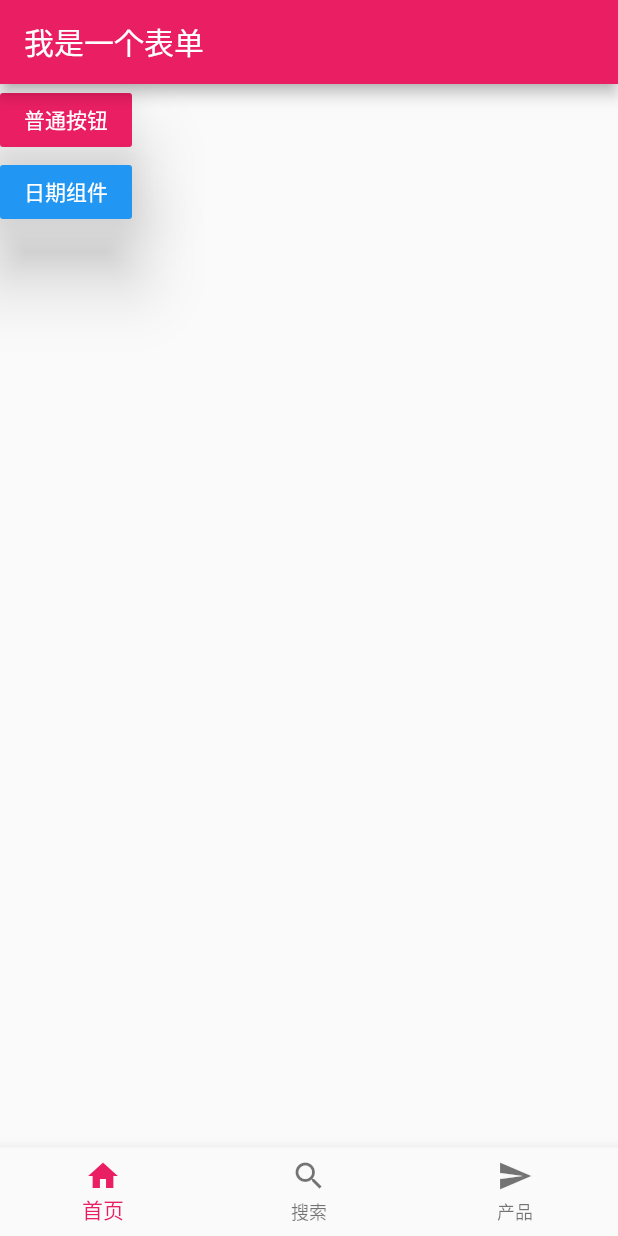
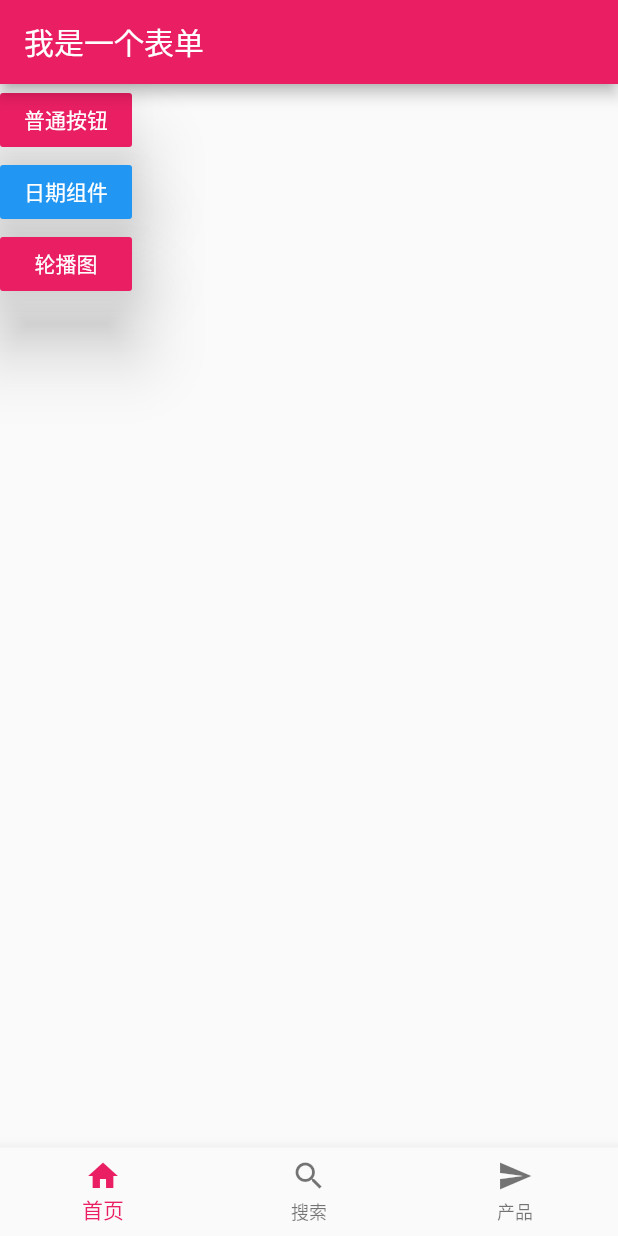
Before and after one commit to dezhizhang/flutter, a Flutter app: the screen it shows after launch, on a phone screen of 412 x 824 dp. Run offline on Flutter 3.47's test engine with Material 2 defaults, Android fonts, the phone set to English and light mode, and no system bars; our stand-ins replace date_format, flutter_swiper.

```diff
--- a/flutter_app/lib/main.dart
+++ b/flutter_app/lib/main.dart
@@ -4,6 +4,7 @@ import 'package:flutter_localizations/flutter_localizations.dart';
 import './pages/Search.dart';
 import './pages/Form.dart';
 import './pages/Date.dart';
+import './pages/Swiper.dart';
 
 void main() => runApp(MyApp());
 class MyApp extends StatelessWidget{
@@ -11,6 +12,7 @@ class MyApp extends StatelessWidget{
       '/form':(context) => FormPage(),
       '/serch':(context,{arguments}) => SearchPage(arguments:arguments),
       '/date':(context) => DatePickerPage(),
+      '/swiper':(context) => SwiperPage()
   };
   Widget build(BuildContext context) {
     return MaterialApp(
@@ -126,6 +128,15 @@ class _HomePateState extends State<HomePate> {
                 Navigator.of(context).pushNamed('/date');
               },
             ),
+            RaisedButton(
+              child: Text('轮播图'),
+              color: Colors.pink,
+              textColor: Colors.white,
+              elevation: 20,
+              onPressed: () {
+                Navigator.of(context).pushNamed('/swiper');
+              },
+            ),
          ],
        )
     );
--- a/flutter_app/pubspec.yaml
+++ b/flutter_app/pubspec.yaml
@@ -22,6 +22,7 @@ dependencies:
   date_format: ^1.0.6
   flutter_localizations:
     sdk: flutter
+  flutter_swiper: ^1.1.6
 
 
 
```
Also changed, not shown: flutter_app/lib/pages/Swiper.dart (added, +27 -0 lines), flutter_app/pubspec.lock.
